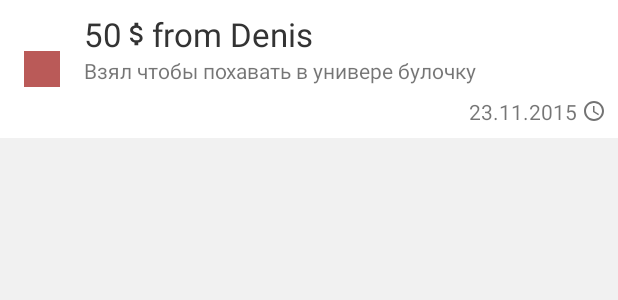
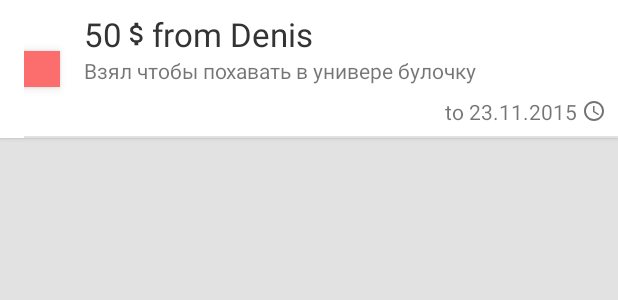
Before and after one commit to Popalay/Yooder, an Android app: the layout card_debt.xml on its own in the app's theme, with its tools: preview values and no code run, on a phone screen of 412 x 824 dp. Shown: the top 300 px of the screen. Run offline under Robolectric (Android 15) with nearby library versions, the phone set to English and light mode, and no system bars.

Commit message:
Updated card design

```diff
--- a/app/src/main/kotlin/com/popalay/yooder/fragments/DebtsTabFragment.kt
+++ b/app/src/main/kotlin/com/popalay/yooder/fragments/DebtsTabFragment.kt
@@ -18,7 +18,6 @@ import com.popalay.yooder.eventbus.BusProvider
 import com.popalay.yooder.lists.DebtAdapter
 import com.popalay.yooder.models.Debt
 import com.squareup.otto.Subscribe
-import com.yqritc.recyclerviewflexibledivider.HorizontalDividerItemDecoration
 import kotlinx.android.synthetic.main.tab_fragment_debts.*
 import org.jetbrains.anko.AnkoLogger
 import org.jetbrains.anko.debug
@@ -62,11 +61,10 @@ public class DebtsTabFragment : Fragment(), AnkoLogger {
         recycler.adapter = adapter
         recycler.layoutManager = LinearLayoutManager(context)
         recycler.setHasFixedSize(true)
-        recycler.addItemDecoration(
+/*        recycler.addItemDecoration(
                 HorizontalDividerItemDecoration.Builder(context)
-                        .sizeResId(R.dimen.divider)
                         .marginResId(R.dimen.divider_margin_left, R.dimen.divider_margin_right)
-                        .build())
+                        .build())*/
         val swipeToAction = SwipeToAction(recycler, object : SwipeToAction.SwipeListener<Debt> {
 
             override fun onLongClick(itemData: Debt) {
--- a/app/src/main/kotlin/com/popalay/yooder/fragments/RemindersFragment.kt
+++ b/app/src/main/kotlin/com/popalay/yooder/fragments/RemindersFragment.kt
@@ -9,6 +9,7 @@ import android.view.ViewGroup
 import com.popalay.yooder.R
 import com.popalay.yooder.activities.AddDebtDialog
 import com.popalay.yooder.widgets.PagerAdapter
+import kotlinx.android.synthetic.main.activity_main.*
 import kotlinx.android.synthetic.main.fragment_reminders.*
 
 public class RemindersFragment : Fragment() {
--- a/app/src/main/kotlin/com/popalay/yooder/models/Debt.kt
+++ b/app/src/main/kotlin/com/popalay/yooder/models/Debt.kt
@@ -29,7 +29,7 @@ class Debt() : ParseObject() {
 
     companion object {
         fun getByAuthor(author: ParseUser): ParseQuery<Debt> {
-            return ParseQuery<Debt>(Debt::class.java).whereEqualTo("author", author).orderByAscending("create_at")
+            return ParseQuery<Debt>(Debt::class.java).whereEqualTo("author", author).orderByAscending("date")
         }
     }
 }
--- a/app/src/main/res/layout/activity_auth.xml
+++ b/app/src/main/res/layout/activity_auth.xml
@@ -16,9 +16,9 @@
         android:textColor="@color/white"
         android:textSize="@dimen/large_text_size" />
 
-    <FrameLayout
+    <android.support.v7.widget.CardView
         android:id="@+id/container"
         android:layout_width="match_parent"
-        android:layout_height="match_parent" />
+        android:layout_height="match_parent"/>
 
 </LinearLayout>
--- a/app/src/main/res/layout/card_debt.xml
+++ b/app/src/main/res/layout/card_debt.xml
@@ -1,15 +1,17 @@
 <?xml version="1.0" encoding="utf-8"?>
-<FrameLayout xmlns:android="http://schemas.android.com/apk/res/android"
+<android.support.v7.widget.CardView xmlns:android="http://schemas.android.com/apk/res/android"
+    xmlns:app="http://schemas.android.com/apk/res-auto"
     xmlns:tools="http://schemas.android.com/tools"
     android:layout_width="match_parent"
-    android:layout_height="wrap_content">
+    android:layout_height="wrap_content"
+    app:cardCornerRadius="0dp">
 
     <RelativeLayout
+        android:layout_width="match_parent"
+        android:layout_height="match_parent"
+        android:background="@color/oil"
         android:tag="reveal-right"
-        android:background="@color/oil"
-        android:visibility="gone"
-        android:layout_width="match_parent"
-        android:layout_height="match_parent">
+        android:visibility="gone">
 
         <ImageView
             android:layout_width="wrap_content"
@@ -17,17 +19,17 @@
             android:layout_alignParentStart="true"
             android:layout_centerVertical="true"
             android:layout_marginStart="20dp"
-            android:tint="@color/white"
-            android:src="@drawable/ic_delete"/>
+            android:src="@drawable/ic_delete"
+            android:tint="@color/white" />
     </RelativeLayout>
 
     <!-- this view reveals when swipe left -->
     <RelativeLayout
+        android:layout_width="match_parent"
+        android:layout_height="match_parent"
+        android:background="@color/green"
         android:tag="reveal-left"
-        android:background="@color/green"
-        android:visibility="gone"
-        android:layout_width="match_parent"
-        android:layout_height="match_parent">
+        android:visibility="gone">
 
         <ImageView
             android:layout_width="wrap_content"
@@ -35,19 +37,19 @@
             android:layout_alignParentEnd="true"
             android:layout_centerVertical="true"
             android:layout_marginEnd="20dp"
-            android:tint="@color/white"
-            android:src="@drawable/ic_done"/>
+            android:src="@drawable/ic_done"
+            android:tint="@color/white" />
     </RelativeLayout>
 
     <RelativeLayout
-        android:tag="front"
-        android:background="@color/white"
         android:layout_width="match_parent"
         android:layout_height="wrap_content"
+        android:background="@color/white"
         android:paddingBottom="8dp"
         android:paddingEnd="8dp"
         android:paddingStart="16dp"
-        android:paddingTop="8dp">
+        android:paddingTop="8dp"
+        android:tag="front">
 
         <ImageView
             android:id="@+id/progress"
@@ -55,6 +57,7 @@
             android:layout_height="24dp"
             android:layout_centerVertical="true"
             android:layout_marginEnd="16dp"
+            android:elevation="4dp"
             tools:background="@color/red" />
 
         <TextView
@@ -95,8 +98,14 @@
             android:layout_marginTop="8dp"
             android:drawableEnd="@drawable/ic_date_small"
             android:gravity="center"
-            tools:text="23.11.2015 " />
-
+            tools:text="to 23.11.2015 " />
     </RelativeLayout>
 
-</FrameLayout>
+    <View
+        android:layout_width="match_parent"
+        android:layout_gravity="bottom"
+        android:layout_marginStart="@dimen/activity_horizontal_margin"
+        android:background="@color/mainBackground"
+        android:layout_height="1dp" />
+
+</android.support.v7.widget.CardView>
--- a/app/src/main/res/layout/fragment_login.xml
+++ b/app/src/main/res/layout/fragment_login.xml
@@ -4,7 +4,6 @@
     android:layout_width="match_parent"
     android:layout_height="match_parent"
     android:layout_below="@id/label"
-    android:background="@color/mainBackground"
     android:gravity="center_vertical"
     android:orientation="vertical"
     android:paddingEnd="@dimen/activity_horizontal_margin"
--- a/app/src/main/res/layout/fragment_signup.xml
+++ b/app/src/main/res/layout/fragment_signup.xml
@@ -4,7 +4,6 @@
     android:layout_width="match_parent"
     android:layout_height="match_parent"
     android:layout_below="@id/label"
-    android:background="@color/mainBackground"
     android:gravity="center_vertical"
     android:orientation="vertical"
     android:paddingEnd="@dimen/activity_horizontal_margin"
--- a/app/src/main/res/layout/tab_fragment_debts.xml
+++ b/app/src/main/res/layout/tab_fragment_debts.xml
@@ -6,7 +6,6 @@
 
     <android.support.v7.widget.RecyclerView
         android:id="@+id/recycler"
-        android:padding="4dp"
         android:layout_width="match_parent"
         android:layout_height="match_parent" />
 
--- a/app/src/main/res/values/colors.xml
+++ b/app/src/main/res/values/colors.xml
@@ -6,7 +6,7 @@
 
     <color name="accent_dark">#97533d</color>
     <color name="accent_light">#de795a</color>
-    <color name="mainBackground">#F1F1F1</color>
+    <color name="mainBackground">#E2E2E2</color>
     <color name="controlNormal">#FFFF</color>
 
     <color name="black">#000000</color>
@@ -19,9 +19,9 @@
     <color name="iron">#CCCCCC</color>
     <color name="white">#FFFFFF</color>
 
-    <color name="green">#66BB6A</color>
-    <color name="yellow">#FFCA28</color>
-    <color name="orange">#FFA726</color>
-    <color name="red">#ba5a58</color>
+    <color name="green">#FC4bb662</color>
+    <color name="yellow">#FCCA28</color>
+    <color name="orange">#FCA726</color>
+    <color name="red">#FC6D6D</color>
 
 </resources>
```
Also changed, not shown: app/src/main/kotlin/com/popalay/yooder/lists/DebtAdapter.kt (+5 -5 lines), app/src/main/res/layout/activity_main.xml (+9 -10 lines), app/src/main/res/layout/dialog_add_debt.xml (+12 -6 lines), app/src/main/res/layout/fragment_reminders.xml (+10 -7 lines).
